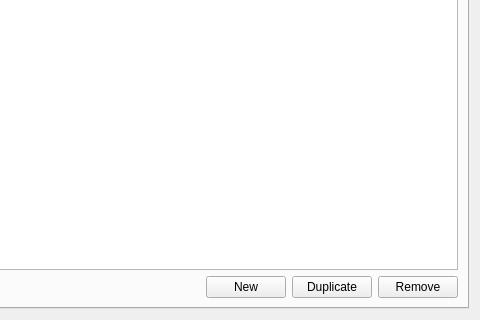
Old version of the form src/simulationworkbench/simulationworkbench_v4.ui in the repository CSB-at-ZIB/BioPARKIN; both pictures show x 244 to 724 and y 522 to 842 of the 724 by 842 pixel window.
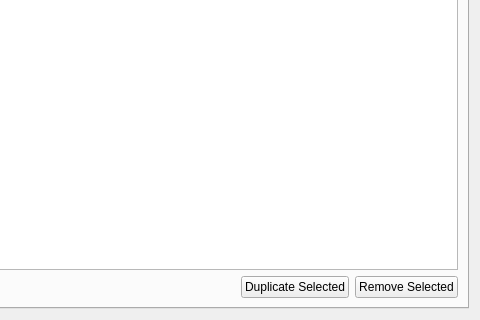
New version of the form. The open tabs and pages were chosen to show the change.

Commit message: * Cleaning up Workbench tabs param. set tab 	* rename 		* ID -> Name 	* when duplicating: "Duplicate of XY" 	* remove "new" button 	* "Duplicate Selected" 	* "Remove Selected" 	* debug: duplicate/remove when nothing is selected 	* buttons have *nothing* to do with "active" 	* test: what happens if all sets are removed -> not possible to remove "Original" set 	* check decimal point -> works on my machine ;) -> further testing needed...

What changed in the file:
```diff
--- a/src/simulationworkbench/simulationworkbench_v4.ui
+++ b/src/simulationworkbench/simulationworkbench_v4.ui
@@ -542,24 +542,17 @@
              </property>
             </spacer>
            </item>
-           <item>
-            <widget class="QPushButton" name="buttonParamSetNew">
-             <property name="text">
-              <string>New</string>
-             </property>
-            </widget>
-           </item>
            <item>
             <widget class="QPushButton" name="buttonParamSetDuplicate">
              <property name="text">
-              <string>Duplicate</string>
+              <string>Duplicate Selected</string>
              </property>
             </widget>
            </item>
            <item>
             <widget class="QPushButton" name="buttonParamSetRemove">
              <property name="text">
-              <string>Remove</string>
+              <string>Remove Selected</string>
              </property>
             </widget>
            </item>
```
Left out of the diff: 16 changed lines with no effect on the pictures. The commit also changes 7 other files.
